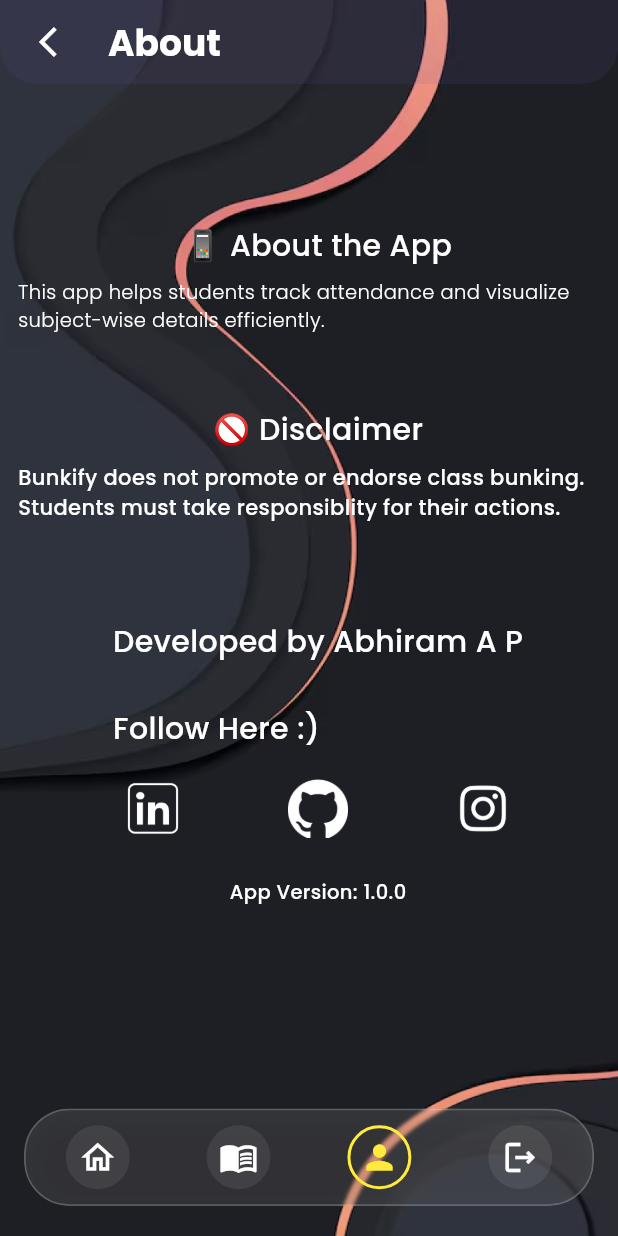
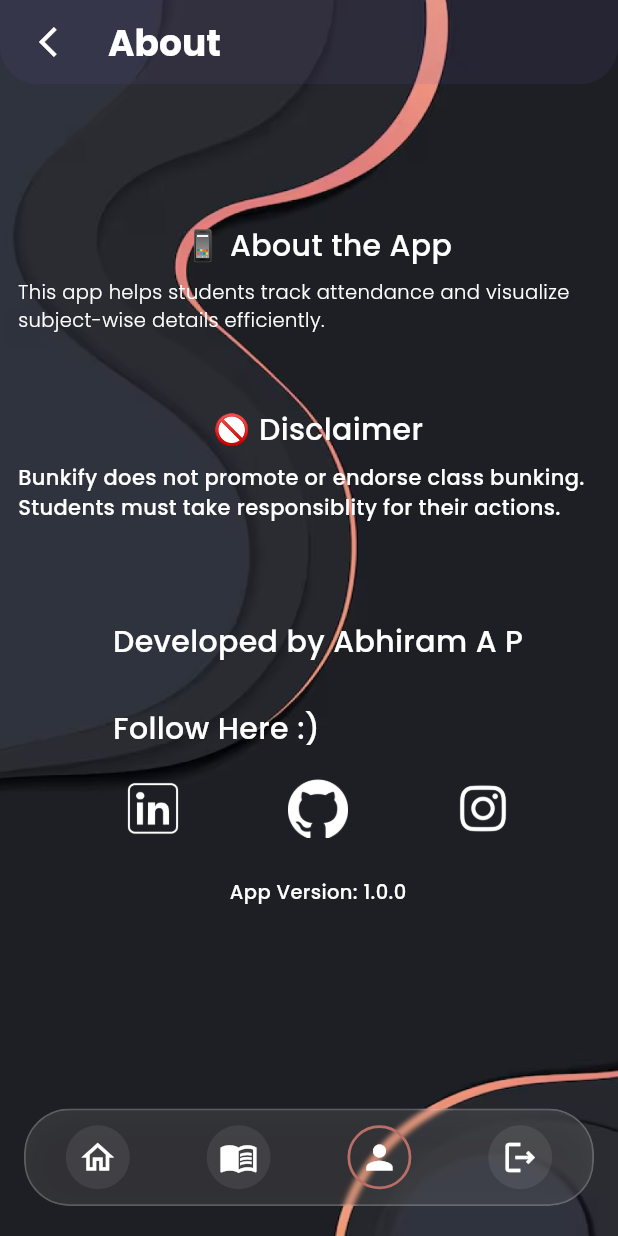
Before and after one commit to ABHIRAM-AP/Bunkify, a Flutter app: the DeveloperPage screen opened directly with empty values, on a phone screen of 412 x 824 dp. Run offline on Flutter 3.47's test engine with Material 3 defaults, Android fonts, the phone set to English and light mode, and no system bars; our stand-ins replace animated_text_kit, google_fonts, shared_preferences; accounts and stored records are empty.

Commit message:
util tab updated

```diff
--- a/lib/screens/home_screen.dart
+++ b/lib/screens/home_screen.dart
@@ -139,7 +139,7 @@ class _HomeScreenState extends State<HomeScreen> {
               contentPadding:
                   const EdgeInsets.symmetric(horizontal: 10).copyWith(top: 23),
               title: Text(
-                "Total",
+                "Total Attendance Percentage",
                 style: GoogleFonts.poppins(
                   fontWeight: FontWeight.w600,
                   color: Colors.white,
--- a/lib/widgets/util_tab.dart
+++ b/lib/widgets/util_tab.dart
@@ -91,7 +91,7 @@ class _UtilTabState extends State<UtilTab> {
       child: ClipRRect(
         borderRadius: BorderRadius.circular(30),
         child: BackdropFilter(
-          filter: ImageFilter.blur(sigmaX: 1.2, sigmaY: 1.2),
+          filter: ImageFilter.blur(sigmaX: 1.6, sigmaY: 1.6),
           child: Container(
             height: 65,
             decoration: BoxDecoration(
@@ -190,12 +190,13 @@ class _UtilTabState extends State<UtilTab> {
               ? Colors.yellow.withAlpha(2)
               : Colors.white.withValues(alpha: 0.08),
           shape: BoxShape.circle,
-          border:
-              isSelected ? Border.all(color: Colors.yellow, width: 2) : null,
+          border: isSelected
+              ? Border.all(color: const Color(0xFFBB6E68), width: 1.8)
+              : null,
         ),
         child: Icon(
           icon,
-          color: isSelected ? Colors.yellow : Colors.white,
+          color: Colors.white,
           size: 26,
         ),
       ),
```
